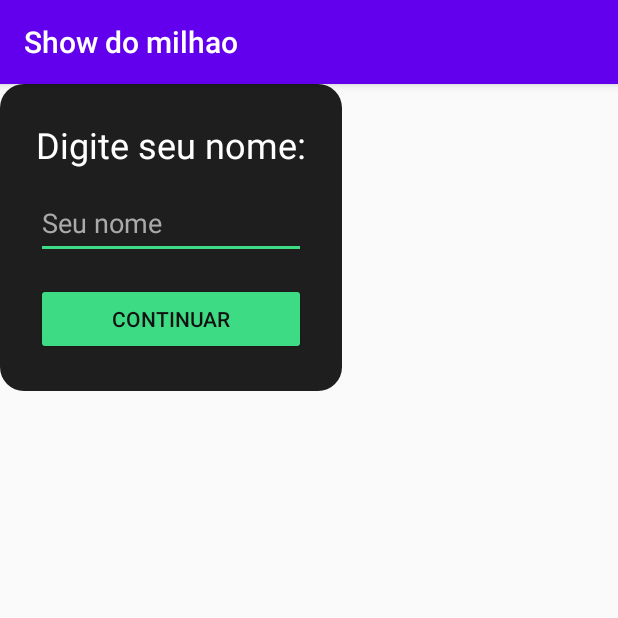
After one commit to SauloOliveira358/Show-do-Android, an Android app: the TelaNome screen opened directly, with no data from a screen before it, on a phone screen of 412 x 824 dp, the top half of it. The commit adds this screen. Run offline under Robolectric (Android 15) with nearby library versions, the phone set to English and light mode, and no system bars.

Commit message:
Criaçao de 2 telas uma de quiz onde vai ficar as perguntas

```diff
--- /dev/null
+++ b/app/src/main/java/com/example/showdomilhao/TelaNome.java
@@ -0,0 +1,13 @@
+package com.example.showdomilhao;
+
+import android.support.v7.app.AppCompatActivity;
+import android.os.Bundle;
+
+public class TelaNome extends AppCompatActivity {
+
+    @Override
+    protected void onCreate(Bundle savedInstanceState) {
+        super.onCreate(savedInstanceState);
+        setContentView(R.layout.activity_tela_nome);
+    }
+}
--- /dev/null
+++ b/app/src/main/res/drawable/dialog_background.xml
@@ -0,0 +1,6 @@
+<?xml version="1.0" encoding="utf-8"?>
+<shape xmlns:android="http://schemas.android.com/apk/res/android"
+    android:shape="rectangle">
+    <solid android:color="#1E1E1E" />
+    <corners android:radius="16dp" />
+</shape>
--- /dev/null
+++ b/app/src/main/res/layout/activity_tela_nome.xml
@@ -0,0 +1,38 @@
+<?xml version="1.0" encoding="utf-8"?>
+<LinearLayout xmlns:android="http://schemas.android.com/apk/res/android"
+    android:layout_width="wrap_content"
+    android:layout_height="wrap_content"
+    android:orientation="vertical"
+    android:padding="24dp"
+    android:gravity="center"
+    android:background="@drawable/dialog_background">
+
+    <TextView
+        android:id="@+id/idTextNome"
+        android:layout_width="wrap_content"
+        android:layout_height="wrap_content"
+        android:layout_marginBottom="12dp"
+        android:text="Digite seu nome:"
+        android:textColor="#FFFFFF"
+        android:textSize="24sp" />
+
+    <EditText
+        android:id="@+id/idEditNomeUsuario"
+        android:layout_width="match_parent"
+        android:layout_height="wrap_content"
+        android:layout_marginBottom="16dp"
+        android:backgroundTint="#3DDC84"
+        android:hint="Seu nome"
+        android:inputType="textPersonName"
+        android:minHeight="48dp"
+        android:textColorHint="#AAAAAA" />
+
+    <Button
+        android:id="@+id/idBtnContinuar"
+        android:layout_width="match_parent"
+        android:layout_height="wrap_content"
+        android:text="Continuar"
+        android:backgroundTint="#3DDC84"
+        android:textColor="#121212" />
+
+</LinearLayout>
--- a/app/src/main/res/values-night/themes.xml
+++ b/app/src/main/res/values-night/themes.xml
@@ -2,7 +2,7 @@
     <!-- Base application theme. -->
     <style name="Theme.ShowDoMilhao" parent="Theme.AppCompat.Light.DarkActionBar">
         <!-- Primary brand color. -->
-        <item name="colorPrimary">@color/purple_200</item>
+        <item name="colorPrimary">@color/purple_500</item>
         <item name="colorPrimaryDark">@color/purple_700</item>
         <item name="colorAccent">@color/teal_200</item>
         <!-- Customize your theme here. -->
--- a/app/src/main/res/values/colors.xml
+++ b/app/src/main/res/values/colors.xml
@@ -5,4 +5,8 @@
     <color name="android_yellow">#FFD54F</color>
     <color name="android_gray_dark">#121212</color>
     <color name="android_text_secondary">#B0BEC5</color>
+    <color name="teal_200">#FF03DAC5</color>
+    <color name="purple_500">#6200EE</color>
+    <color name="purple_700">#3700B3</color>
+
 </resources>
```
Also changed, not shown: app/src/main/AndroidManifest.xml (+14 -0 lines), app/src/main/java/com/example/showdomilhao/MainActivity.java (+41 -3 lines), app/src/main/java/com/example/showdomilhao/Quiz.java (added, +13 -0 lines), app/src/main/res/layout/activity_main.xml (+25 -21 lines), app/src/main/res/layout/activity_quiz.xml (added, +9 -0 lines).
